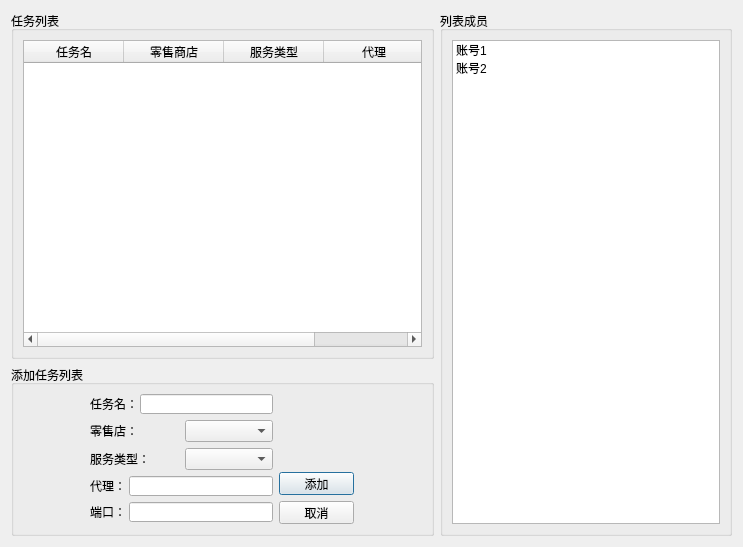
Above: gui/uitemplate/taskmanagedlg.ui from crazypoo/geniusbar-reserver before the change. Below: the same form after it.
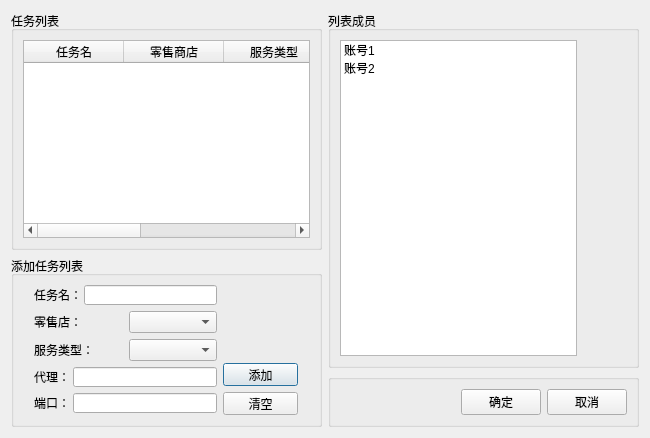
That is the form after the change. Custom widgets are drawn as their Qt base class.

```diff
--- a/gui/uitemplate/taskmanagedlg.ui
+++ b/gui/uitemplate/taskmanagedlg.ui
@@ -6,14 +6,16 @@
    <rect>
     <x>0</x>
     <y>0</y>
-    <width>743</width>
-    <height>547</height>
+    <width>650</width>
+    <height>438</height>
    </rect>
   </property>
   <property name="windowTitle">
    <string>任务管理</string>
   </property>
-  <layout class="QHBoxLayout" name="horizontalLayout_8">
+  <layout class="QHBoxLayout" name="horizontalLayout_11">
+   <item>
+    <layout class="QHBoxLayout" name="horizontalLayout_10">
    <item>
     <layout class="QVBoxLayout" name="verticalLayout_3">
      <item>
@@ -44,6 +46,11 @@
             <string>代理</string>
            </property>
           </column>
+            <column>
+             <property name="text">
+              <string>端口</string>
+             </property>
+            </column>
          </widget>
         </item>
        </layout>
@@ -217,7 +224,7 @@
              </widget>
             </item>
             <item>
-             <widget class="QPushButton" name="pBCancel">
+               <widget class="QPushButton" name="pBClear">
               <property name="maximumSize">
                <size>
                 <width>75</width>
@@ -225,7 +232,7 @@
                </size>
               </property>
               <property name="text">
-               <string>取消</string>
+                 <string>清空</string>
               </property>
              </widget>
             </item>
@@ -240,22 +247,18 @@
     </layout>
    </item>
    <item>
+      <layout class="QVBoxLayout" name="verticalLayout_6">
+       <item>
     <widget class="QGroupBox" name="groupBox_2">
-     <property name="maximumSize">
-      <size>
-       <width>292</width>
-       <height>16777215</height>
-      </size>
-     </property>
      <property name="title">
       <string>列表成员</string>
      </property>
-     <layout class="QHBoxLayout" name="horizontalLayout_7">
+         <layout class="QVBoxLayout" name="verticalLayout_5">
       <item>
        <widget class="QListWidget" name="lWAccounts">
         <property name="maximumSize">
          <size>
-          <width>282</width>
+              <width>237</width>
           <height>16777215</height>
          </size>
         </property>
@@ -274,6 +277,50 @@
      </layout>
     </widget>
    </item>
+       <item>
+        <widget class="QGroupBox" name="groupBox_3">
+         <property name="title">
+          <string/>
+         </property>
+         <layout class="QHBoxLayout" name="horizontalLayout_8">
+          <item>
+           <layout class="QHBoxLayout" name="horizontalLayout_7">
+            <item>
+             <spacer name="horizontalSpacer">
+              <property name="orientation">
+               <enum>Qt::Horizontal</enum>
+              </property>
+              <property name="sizeHint" stdset="0">
+               <size>
+                <width>40</width>
+                <height>20</height>
+               </size>
+              </property>
+             </spacer>
+            </item>
+            <item>
+             <widget class="QPushButton" name="pBOk">
+              <property name="text">
+               <string>确定</string>
+              </property>
+             </widget>
+            </item>
+            <item>
+             <widget class="QPushButton" name="pBCancel">
+              <property name="text">
+               <string>取消</string>
+              </property>
+             </widget>
+            </item>
+           </layout>
+          </item>
+         </layout>
+        </widget>
+       </item>
+      </layout>
+     </item>
+    </layout>
+   </item>
   </layout>
  </widget>
  <customwidgets>
```
Left out of the diff: 32 changed lines with no effect on the pictures. Lines whose indentation alone changed are shown as unchanged.
